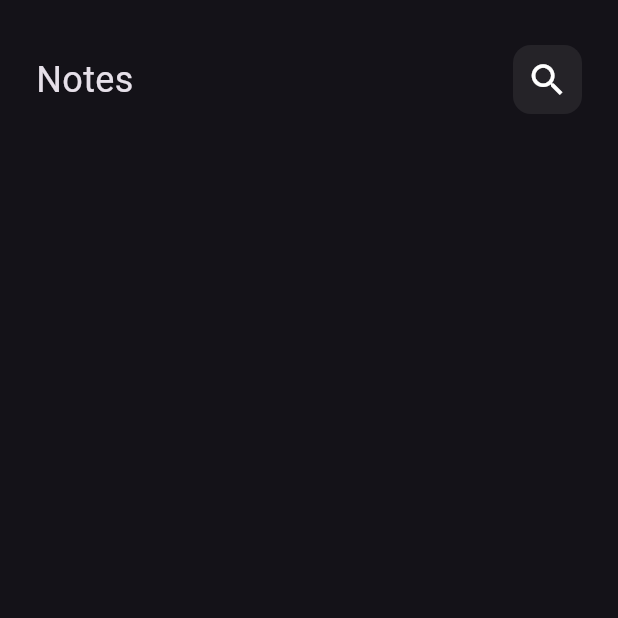
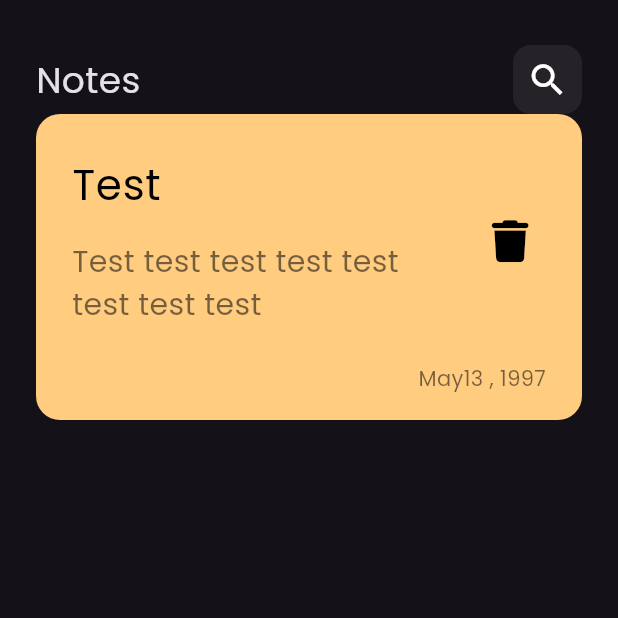
Before and after one commit to mostafakhalaf11/notes_app, a Flutter app: the screen it shows after launch, on a phone screen of 412 x 824 dp, the top half of it. Run offline on Flutter 3.47's test engine with Material 3 defaults, Android fonts, the phone set to English and light mode, and no system bars; our stand-ins replace font_awesome_flutter.

Commit message:
create custome note item

```diff
--- a/lib/main.dart
+++ b/lib/main.dart
@@ -13,7 +13,7 @@ class NotesApp extends StatelessWidget {
   Widget build(BuildContext context) {
     return MaterialApp(
       debugShowCheckedModeBanner: false,
-      theme: ThemeData(brightness: Brightness.dark),
+      theme: ThemeData(brightness: Brightness.dark, fontFamily: 'Poppins'),
       routes: {
         NotesView.id: (context) => const NotesApp(),
       },
--- /dev/null
+++ b/lib/views/widgets/custom_note_item.dart
@@ -0,0 +1,51 @@
+
+import 'package:flutter/material.dart';
+import 'package:font_awesome_flutter/font_awesome_flutter.dart';
+
+class NoteItem extends StatelessWidget {
+  const NoteItem({super.key});
+
+  @override
+  Widget build(BuildContext context) {
+    return Container(
+      decoration: BoxDecoration(
+          color: const Color(0xffFFCC80),
+          borderRadius: BorderRadius.circular(16)),
+      child: Padding(
+        padding: const EdgeInsets.only(top: 18, bottom: 18, left: 8),
+        child: Column(
+          crossAxisAlignment: CrossAxisAlignment.end,
+          children: [
+            ListTile(
+                title: const Text(
+                  'Test',
+                  style: TextStyle(color: Colors.black, fontSize: 28),
+                ),
+                subtitle: const Padding(
+                  padding: EdgeInsets.only(top: 16),
+                  child: Text(
+                    'Test test test test test test test test ',
+                    style: TextStyle(color: Colors.black54, fontSize: 20),
+                  ),
+                ),
+                trailing: IconButton(
+                  onPressed: () {},
+                  icon: const Icon(
+                    FontAwesomeIcons.trash,
+                    color: Colors.black,
+                    size: 28,
+                  ),
+                )),
+            const Padding(
+              padding: EdgeInsets.only(right: 24, top: 16),
+              child: Text(
+                'May13 , 1997',
+                style: TextStyle(color: Colors.black54),
+              ),
+            ),
+          ],
+        ),
+      ),
+    );
+  }
+}
--- a/lib/views/widgets/notes_view_body.dart
+++ b/lib/views/widgets/notes_view_body.dart
@@ -1,6 +1,8 @@
 import 'package:flutter/material.dart';
 
+
 import 'custom_app_bar.dart';
+import 'custom_note_item.dart';
 
 class NotesViewBody extends StatelessWidget {
   const NotesViewBody({super.key});
@@ -14,7 +16,8 @@ class NotesViewBody extends StatelessWidget {
           SizedBox(
             height: 30,
           ),
-          CustomAppBar()
+          CustomAppBar(),
+          NoteItem(),
         ],
       ),
     );
```
Also changed, not shown: pubspec.yaml (+6 -12 lines), assets/fonts/Poppins-Regular.ttf (added), pubspec.lock.
